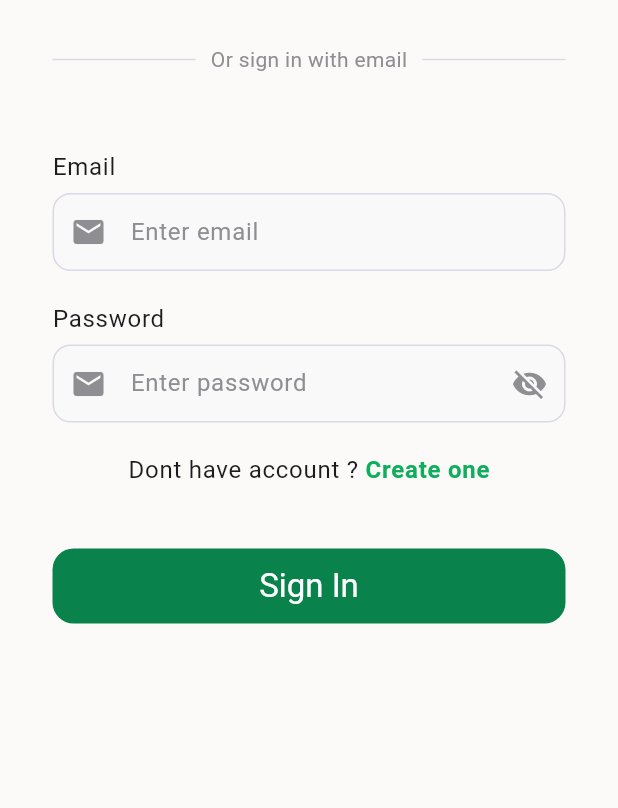
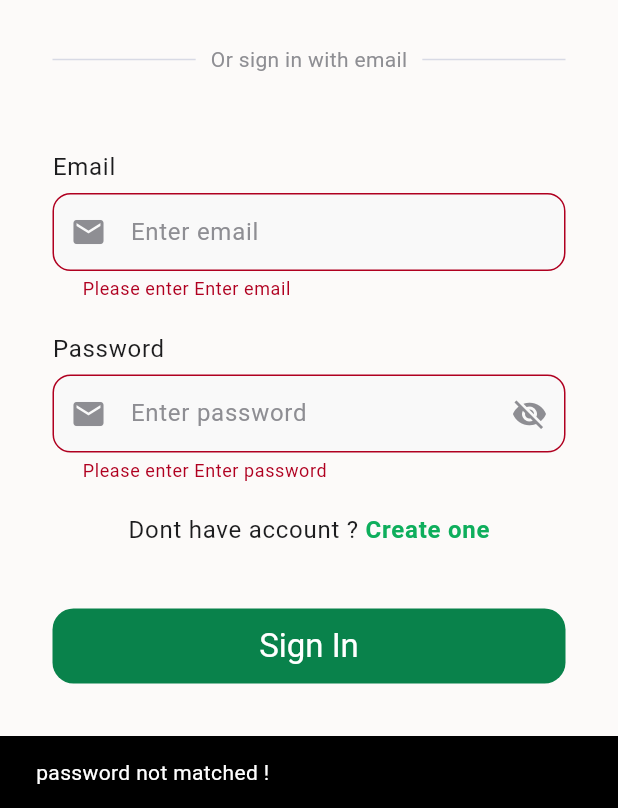
Before and after one commit to Aditya290605/smart_trip_planner_flutter, a Flutter app: the LogInPage screen opened directly, after a tap on "Sign In", on a phone screen of 412 x 824 dp, the part 428-1236 px from its top. Run offline on Flutter 3.47's test engine with Material 3 defaults, Android fonts, the phone set to English and light mode, and no system bars; our stand-ins replace cloud_firestore, firebase_auth, firebase_core, flutter_bloc, fpdart, get_it; accounts and stored records are empty; Roboto replaces fonts that are missing (SFPro).

Commit message:
sign in feature added

```diff
--- /dev/null
+++ b/smart_trip_planner/lib/features/auth/domain/usercase/sign_in_usecase.dart
@@ -0,0 +1,27 @@
+import 'package:fpdart/fpdart.dart';
+import 'package:smart_trip_planner/core/entities/user_profile.dart';
+import 'package:smart_trip_planner/core/errors/errors.dart';
+import 'package:smart_trip_planner/core/usecase/use_case.dart';
+import 'package:smart_trip_planner/features/auth/domain/repository/auth_repository.dart';
+
+class SignInUsecase implements UseCase<UserProfile, SingInParams> {
+  final AuthRepository _authRepository;
+
+  SignInUsecase({required AuthRepository authRepository})
+    : _authRepository = authRepository;
+
+  @override
+  Future<Either<UserProfile, Failures>> call(SingInParams params) async {
+    return await _authRepository.signInWithEmailAndPass(
+      email: params.email,
+      password: params.pass,
+    );
+  }
+}
+
+class SingInParams {
+  final String email;
+  final String pass;
+
+  SingInParams({required this.email, required this.pass});
+}
--- a/smart_trip_planner/lib/features/auth/presentation/bloc/auth_bloc_bloc.dart
+++ b/smart_trip_planner/lib/features/auth/presentation/bloc/auth_bloc_bloc.dart
@@ -3,6 +3,7 @@ import 'package:flutter_bloc/flutter_bloc.dart';
 import 'package:smart_trip_planner/core/common/user/cubit/user_data_cubit.dart';
 import 'package:smart_trip_planner/core/entities/user_profile.dart';
 import 'package:smart_trip_planner/core/usecase/use_case.dart';
+import 'package:smart_trip_planner/features/auth/domain/usercase/sign_in_usecase.dart';
 import 'package:smart_trip_planner/features/auth/domain/usercase/sign_up_usecase.dart';
 import 'package:smart_trip_planner/features/auth/domain/usercase/user_auth_usecase.dart';
 part 'auth_bloc_event.dart';
@@ -12,14 +13,17 @@ class AuthBlocBloc extends Bloc<AuthBlocEvent, AuthBlocState> {
   final SignUpUsecase _signUpUsecase;
   final UserAuthUsecase _usecase;
   final UserDataCubit _userDataCubit;
+  final SignInUsecase _signInUsecase;
 
   AuthBlocBloc({
     required SignUpUsecase signUpUseCase,
     required UserAuthUsecase usecasae,
     required UserDataCubit userDataCubit,
+    required SignInUsecase signInUseCase,
   }) : _signUpUsecase = signUpUseCase,
        _usecase = usecasae,
        _userDataCubit = userDataCubit,
+       _signInUsecase = signInUseCase,
        super(AuthInitial()) {
     on<AuthBlocEvent>((_, emit) => emit(AuthLoading()));
 
@@ -35,6 +39,14 @@ class AuthBlocBloc extends Bloc<AuthBlocEvent, AuthBlocState> {
       res.fold((l) => emit(AuthSuccess(l)), (r) => emit(AuthFailure(r.error)));
     });
 
+    on<AuthSignIn>((event, emit) async {
+      final res = await _signInUsecase.call(
+        SingInParams(email: event.email, pass: event.pass),
+      );
+
+      res.fold((l) => emit(AuthSuccess(l)), (r) => emit(AuthFailure(r.error)));
+    });
+
     on<UserCurrentLogin>((event, emit) async {
       final res = await _usecase.call(NoParams());
 
--- a/smart_trip_planner/lib/features/auth/presentation/bloc/auth_bloc_event.dart
+++ b/smart_trip_planner/lib/features/auth/presentation/bloc/auth_bloc_event.dart
@@ -1,3 +1,4 @@
+// ignore_for_file: public_member_api_docs, sort_constructors_first
 part of 'auth_bloc_bloc.dart';
 
 @immutable
@@ -11,4 +12,10 @@ class AuthSignUp extends AuthBlocEvent {
   AuthSignUp({required this.email, required this.password, required this.name});
 }
 
+class AuthSignIn extends AuthBlocEvent {
+  final String email;
+  final String pass;
+  AuthSignIn({required this.email, required this.pass});
+}
+
 class UserCurrentLogin extends AuthBlocEvent {}
--- a/smart_trip_planner/lib/features/auth/presentation/pages/login_page.dart
+++ b/smart_trip_planner/lib/features/auth/presentation/pages/login_page.dart
@@ -1,9 +1,12 @@
 import 'package:flutter/material.dart';
+import 'package:flutter_bloc/flutter_bloc.dart';
 import 'package:smart_trip_planner/core/theme/app_color.dart';
+import 'package:smart_trip_planner/features/auth/presentation/bloc/auth_bloc_bloc.dart';
 import 'package:smart_trip_planner/features/auth/presentation/pages/sing_up_page.dart';
 import 'package:smart_trip_planner/features/auth/presentation/widgets/custom_button.dart';
 import 'package:smart_trip_planner/features/auth/presentation/widgets/custom_text_feild.dart';
 import 'package:smart_trip_planner/features/auth/presentation/widgets/google_singup_button.dart';
+import 'package:smart_trip_planner/features/trip_plan/presentation/pages/home_page.dart';
 
 class LogInPage extends StatefulWidget {
   const LogInPage({super.key});
@@ -15,18 +18,45 @@ class LogInPage extends StatefulWidget {
 class _SingUpPageState extends State<LogInPage> {
   TextEditingController email = TextEditingController();
   TextEditingController password = TextEditingController();
-  TextEditingController confirmPassword = TextEditingController();
 
   final route = MaterialPageRoute(builder: (context) => SingUpPage());
+
+  final formKey = GlobalKey<FormState>();
 
   @override
   Widget build(BuildContext context) {
     return Scaffold(
       resizeToAvoidBottomInset: true,
-      body: SingleChildScrollView(
+      body: BlocConsumer<AuthBlocBloc, AuthBlocState>(
+        listener: (context, state) {
+          if (state is AuthSuccess) {
+            Navigator.of(context).pushAndRemoveUntil(
+              MaterialPageRoute(builder: (context) => HomePage()),
+              (route) => false,
+            );
+          }
+
+          if (state is AuthFailure) {
+            debugPrint(state.error);
+            ScaffoldMessenger.of(
+              context,
+            ).showSnackBar(SnackBar(content: Text(state.error)));
+          }
+        },
+        builder: (context, state) {
+          if (state is AuthLoading) {
+            return Center(child: CircularProgressIndicator());
+          }
+
+          return SingleChildScrollView(
             child: SafeArea(
               child: Padding(
-            padding: const EdgeInsets.symmetric(horizontal: 35, vertical: 10),
+                padding: const EdgeInsets.symmetric(
+                  horizontal: 35,
+                  vertical: 10,
+                ),
+                child: Form(
+                  key: formKey,
                   child: Column(
                     crossAxisAlignment: CrossAxisAlignment.start,
                     children: [
@@ -57,9 +87,8 @@ class _SingUpPageState extends State<LogInPage> {
                       Center(
                         child: Text(
                           "Login to your account",
-                    style: Theme.of(
-                      context,
-                    ).textTheme.bodyLarge!.copyWith(color: AppColors.textLight),
+                          style: Theme.of(context).textTheme.bodyLarge!
+                              .copyWith(color: AppColors.textLight),
                         ),
                       ),
                       const SizedBox(height: 60),
@@ -73,16 +102,18 @@ class _SingUpPageState extends State<LogInPage> {
                           const SizedBox(width: 10),
                           Text(
                             "Or sign in with email",
-                      style: Theme.of(context).textTheme.bodyMedium!.copyWith(
-                        color: AppColors.textLight,
-                      ),
+                            style: Theme.of(context).textTheme.bodyMedium!
+                                .copyWith(color: AppColors.textLight),
                           ),
                           const SizedBox(width: 10),
                           Expanded(child: Divider(color: AppColors.border)),
                         ],
                       ),
                       const SizedBox(height: 50),
-                Text("Email", style: Theme.of(context).textTheme.bodyLarge),
+                      Text(
+                        "Email",
+                        style: Theme.of(context).textTheme.bodyLarge,
+                      ),
                       const SizedBox(height: 5),
                       CustomInputField(
                         hintText: 'Enter email',
@@ -92,7 +123,10 @@ class _SingUpPageState extends State<LogInPage> {
 
                       const SizedBox(height: 20),
 
-                Text("Password", style: Theme.of(context).textTheme.bodyLarge),
+                      Text(
+                        "Password",
+                        style: Theme.of(context).textTheme.bodyLarge,
+                      ),
                       const SizedBox(height: 5),
                       CustomInputField(
                         hintText: 'Enter password',
@@ -126,12 +160,32 @@ class _SingUpPageState extends State<LogInPage> {
                       ),
 
                       const SizedBox(height: 40),
-                PrimaryButton(label: 'Sign In', onPressed: () {}),
+                      PrimaryButton(
+                        label: 'Sign In',
+                        onPressed: () async {
+                          if (formKey.currentState!.validate()) {
+                            context.read<AuthBlocBloc>().add(
+                              AuthSignIn(
+                                email: email.text.trim(),
+
+                                pass: password.text.trim(),
+                              ),
+                            );
+                          } else {
+                            ScaffoldMessenger.of(context).showSnackBar(
+                              SnackBar(content: Text("password not matched !")),
+                            );
+                          }
+                        },
+                      ),
                     ],
                   ),
                 ),
               ),
             ),
           );
+        },
+      ),
+    );
   }
 }
```
Also changed, not shown: smart_trip_planner/lib/features/auth/data/data_source/auth_remote_data_soucre.dart (+16 -3 lines), smart_trip_planner/lib/features/auth/data/repository/auth_repository_impl.dart (+12 -2 lines), smart_trip_planner/lib/features/trip_plan/presentation/pages/home_page.dart (+9 -1 lines), smart_trip_planner/lib/init_dependencies.dart (added, +12 -0 lines), smart_trip_planner/lib/init_dependencies.main.dart (added, +48 -0 lines), smart_trip_planner/lib/main.dart (+5 -30 lines). Lines whose indentation alone changed are shown as unchanged.
